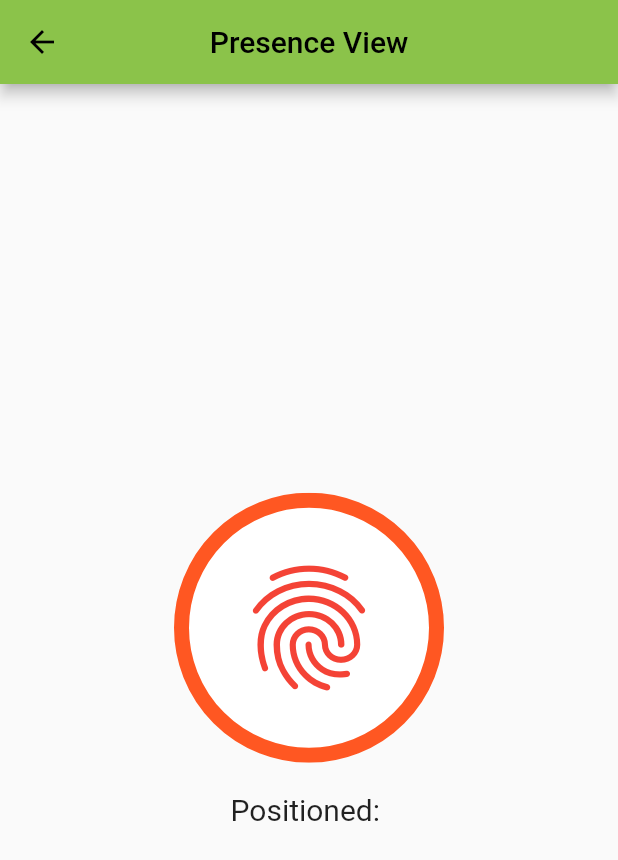
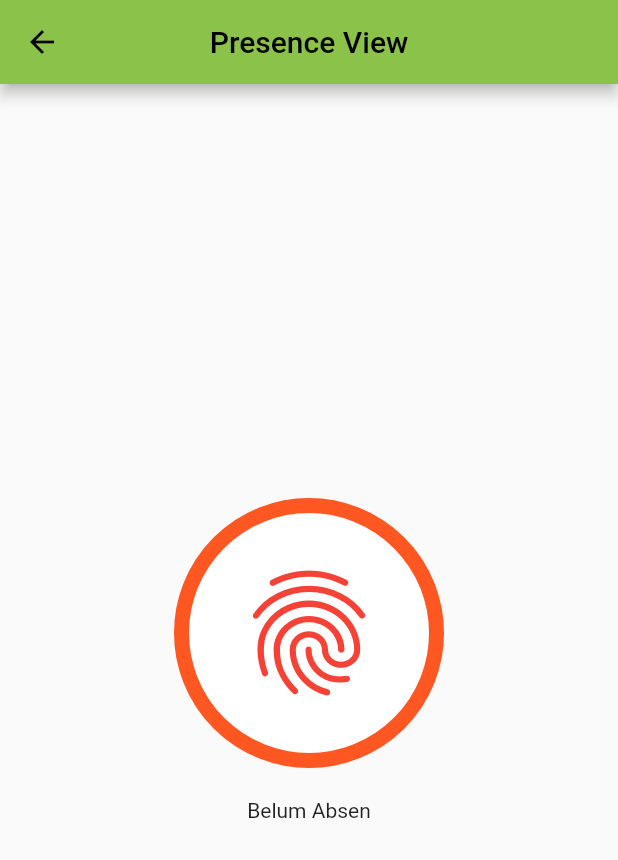
Before and after one commit to handika231/flutter-portofolio, a Flutter app: the PresenceView screen opened by its route, on a phone screen of 412 x 824 dp. Shown: the top 860 px of the screen. Run offline on Flutter 3.47's test engine with Material 2 defaults, Android fonts, the phone set to English and light mode, and no system bars; our stand-ins replace cloud_firestore, firebase_auth, firebase_core, firebase_storage, geocoding, geolocator and 3 more; accounts and stored records are empty; network calls fail.

Commit message:
add data absen

```diff
--- a/presence_app/lib/app/modules/presence/views/presence_view.dart
+++ b/presence_app/lib/app/modules/presence/views/presence_view.dart
@@ -47,10 +47,12 @@ class PresenceView extends GetView<PresenceController> {
               const SizedBox(
                 height: 20,
               ),
-              Text(
-                'Positioned: ${controller.positionNow.value}',
-                style: const TextStyle(fontSize: 20),
-              ),
+              controller.positionNow.value.isEmpty
+                  ? const Text('Belum Absen')
+                  : Text(
+                      'Sudah Absen, Posisi: ${controller.positionNow.value}',
+                      style: const TextStyle(fontSize: 20),
+                    ),
             ],
           ),
         ),
```
Also changed, not shown: presence_app/lib/app/modules/home/views/home_view.dart (+8 -5 lines), presence_app/lib/app/modules/presence/controllers/presence_controller.dart (+25 -1 lines).
